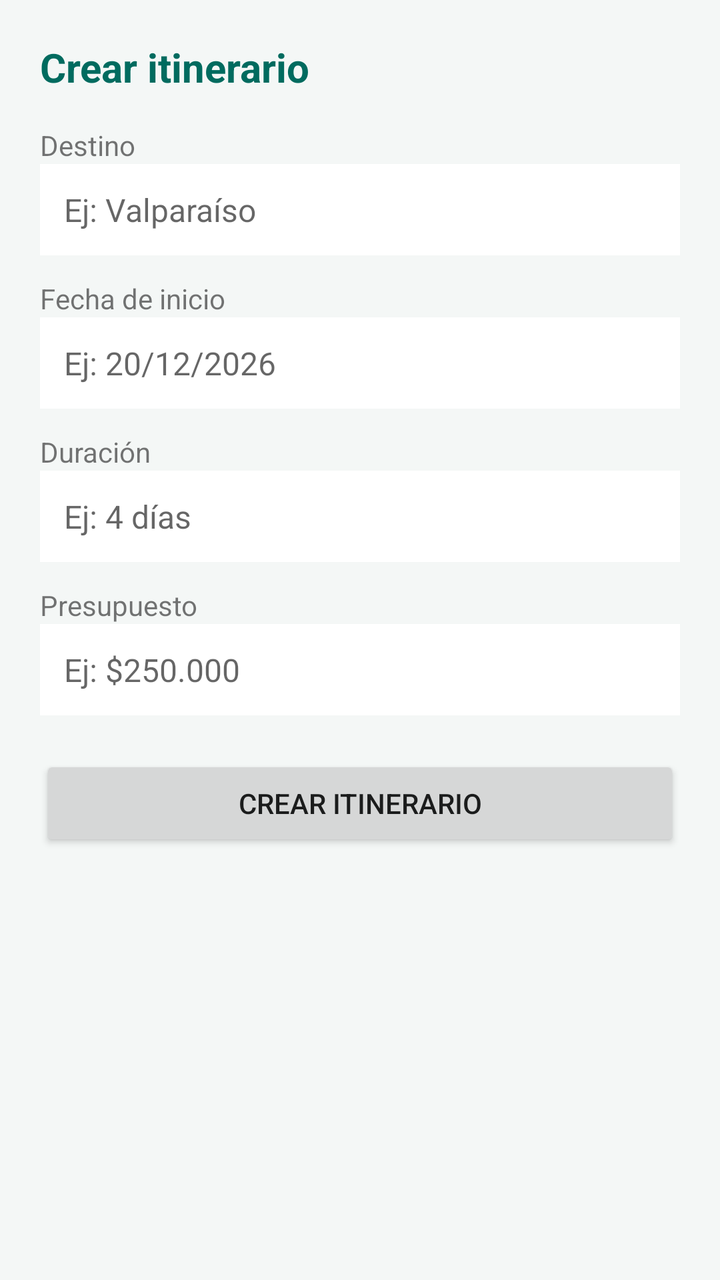
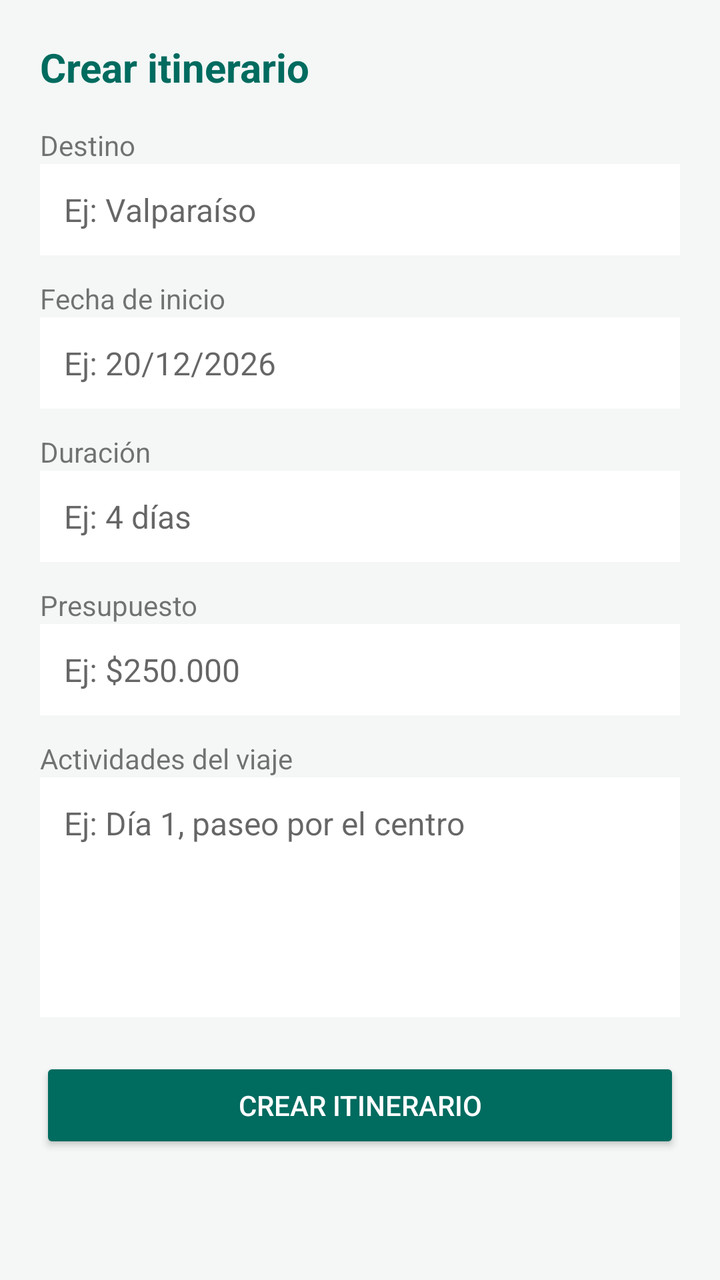

An Android layout rendered at two revisions. The XML below is the earlier revision; the diff shows what the commit changed to produce the second picture.
<!-- AndroidManifest.xml: application theme Theme.ItinerarioViaje -->
<!-- res/layout/activity_agregar.xml -->
<?xml version="1.0" encoding="utf-8"?>
<ScrollView xmlns:android="http://schemas.android.com/apk/res/android"
    android:layout_width="match_parent" android:layout_height="match_parent" android:background="@color/fondo">
    <LinearLayout android:layout_width="match_parent" android:layout_height="wrap_content" android:orientation="vertical" android:padding="20dp">
        <TextView style="@style/EstiloTituloViaje" android:layout_width="wrap_content" android:layout_height="wrap_content" android:text="@string/crear_itinerario" />
        <TextView android:layout_width="match_parent" android:layout_height="wrap_content" android:layout_marginTop="16dp" android:text="@string/destino" />
        <EditText android:id="@+id/edtDestino" style="@style/EstiloCampoViaje" android:layout_width="match_parent" android:layout_height="wrap_content" android:hint="@string/destino_hint" />
        <TextView android:layout_width="match_parent" android:layout_height="wrap_content" android:layout_marginTop="12dp" android:text="@string/fecha_inicio" />
        <EditText android:id="@+id/edtFechaInicio" style="@style/EstiloCampoViaje" android:layout_width="match_parent" android:layout_height="wrap_content" android:hint="@string/fecha_inicio_hint" />
        <TextView android:layout_width="match_parent" android:layout_height="wrap_content" android:layout_marginTop="12dp" android:text="@string/duracion" />
        <EditText android:id="@+id/edtDuracion" style="@style/EstiloCampoViaje" android:layout_width="match_parent" android:layout_height="wrap_content" android:hint="@string/duracion_hint" />
        <TextView android:layout_width="match_parent" android:layout_height="wrap_content" android:layout_marginTop="12dp" android:text="@string/presupuesto" />
        <EditText android:id="@+id/edtPresupuesto" style="@style/EstiloCampoViaje" android:layout_width="match_parent" android:layout_height="wrap_content" android:hint="@string/presupuesto_hint" android:inputType="number" />
        <Button android:id="@+id/btnGuardarViaje" android:layout_width="match_parent" android:layout_height="wrap_content" android:layout_marginTop="20dp" android:text="@string/crear_itinerario" />
    </LinearLayout>
</ScrollView>
<!-- resources referenced by this layout -->
<resources>
  <color name="fondo">#F4F7F6</color>
  <string name="crear_itinerario">Crear itinerario</string>
  <string name="destino">Destino</string>
  <string name="destino_hint">Ej: Valparaíso</string>
  <string name="duracion">Duración</string>
  <string name="duracion_hint">Ej: 4 días</string>
  <string name="fecha_inicio">Fecha de inicio</string>
  <string name="fecha_inicio_hint">Ej: 20/12/2026</string>
  <string name="presupuesto">Presupuesto</string>
  <string name="presupuesto_hint">Ej: $250.000</string>
  <style name="EstiloCampoViaje">
          <item name="android:textSize">16sp</item>
          <item name="android:textColor">@color/texto_principal</item>
          <item name="android:padding">12dp</item>
          <item name="android:background">@color/fondo_tarjeta</item>
      </style>
  <style name="EstiloTituloViaje">
          <item name="android:textSize">20sp</item>
          <item name="android:textStyle">bold</item>
          <item name="android:textColor">@color/primario</item>
      </style>
  <style name="Theme.ItinerarioViaje" parent="android:style/Theme.Material.Light.NoActionBar">
          <item name="android:colorPrimary">@color/primario</item>
          <item name="android:colorPrimaryDark">@color/primario_variante</item>
          <item name="android:colorAccent">@color/primario</item>
          <item name="android:windowBackground">@color/fondo</item>
          <item name="android:textColorPrimary">@color/texto_principal</item>
      </style>
  <color name="texto_principal">#1B1C1C</color>
  <color name="fondo_tarjeta">#FFFFFF</color>
  <color name="primario">#006B5F</color>
  <color name="primario_variante">#004D43</color>
</resources>

<!-- the commit's change to res/layout/activity_agregar.xml (unified diff, before → after) -->
@@ -1,16 +1,18 @@
 <?xml version="1.0" encoding="utf-8"?>
 <ScrollView xmlns:android="http://schemas.android.com/apk/res/android"
-    android:layout_width="match_parent" android:layout_height="match_parent" android:background="@color/fondo">
+    android:layout_width="match_parent" android:layout_height="match_parent" android:fitsSystemWindows="true">
     <LinearLayout android:layout_width="match_parent" android:layout_height="wrap_content" android:orientation="vertical" android:padding="20dp">
         <TextView style="@style/EstiloTituloViaje" android:layout_width="wrap_content" android:layout_height="wrap_content" android:text="@string/crear_itinerario" />
         <TextView android:layout_width="match_parent" android:layout_height="wrap_content" android:layout_marginTop="16dp" android:text="@string/destino" />
-        <EditText android:id="@+id/edtDestino" style="@style/EstiloCampoViaje" android:layout_width="match_parent" android:layout_height="wrap_content" android:hint="@string/destino_hint" />
+        <EditText android:id="@+id/edtDestino" style="@style/EstiloCampoViaje" android:layout_width="match_parent" android:layout_height="wrap_content" android:hint="@string/destino_hint" android:inputType="textCapWords" />
         <TextView android:layout_width="match_parent" android:layout_height="wrap_content" android:layout_marginTop="12dp" android:text="@string/fecha_inicio" />
-        <EditText android:id="@+id/edtFechaInicio" style="@style/EstiloCampoViaje" android:layout_width="match_parent" android:layout_height="wrap_content" android:hint="@string/fecha_inicio_hint" />
+        <EditText android:id="@+id/edtFechaInicio" style="@style/EstiloCampoViaje" android:layout_width="match_parent" android:layout_height="wrap_content" android:hint="@string/fecha_inicio_hint" android:inputType="date" />
         <TextView android:layout_width="match_parent" android:layout_height="wrap_content" android:layout_marginTop="12dp" android:text="@string/duracion" />
-        <EditText android:id="@+id/edtDuracion" style="@style/EstiloCampoViaje" android:layout_width="match_parent" android:layout_height="wrap_content" android:hint="@string/duracion_hint" />
+        <EditText android:id="@+id/edtDuracion" style="@style/EstiloCampoViaje" android:layout_width="match_parent" android:layout_height="wrap_content" android:hint="@string/duracion_hint" android:inputType="text" />
         <TextView android:layout_width="match_parent" android:layout_height="wrap_content" android:layout_marginTop="12dp" android:text="@string/presupuesto" />
         <EditText android:id="@+id/edtPresupuesto" style="@style/EstiloCampoViaje" android:layout_width="match_parent" android:layout_height="wrap_content" android:hint="@string/presupuesto_hint" android:inputType="number" />
-        <Button android:id="@+id/btnGuardarViaje" android:layout_width="match_parent" android:layout_height="wrap_content" android:layout_marginTop="20dp" android:text="@string/crear_itinerario" />
+        <TextView android:layout_width="match_parent" android:layout_height="wrap_content" android:layout_marginTop="12dp" android:text="@string/actividades" />
+        <EditText android:id="@+id/edtActividades" style="@style/EstiloCampoViaje" android:layout_width="match_parent" android:layout_height="120dp" android:gravity="top" android:hint="@string/actividades_hint" android:inputType="textMultiLine" />
+        <Button android:id="@+id/btnGuardarViaje" style="@style/EstiloBotonViaje" android:layout_width="match_parent" android:layout_height="wrap_content" android:layout_marginTop="20dp" android:text="@string/crear_itinerario" />
     </LinearLayout>
 </ScrollView>
<!-- resource entries referenced after the edit -->
@@ -1,5 +1,7 @@
 <!-- resources referenced by this layout -->
 <resources>
+  <string name="actividades">Actividades del viaje</string>
+  <string name="actividades_hint">Ej: Día 1, paseo por el centro</string>
   <color name="fondo">#F4F7F6</color>
   <string name="crear_itinerario">Crear itinerario</string>
   <string name="destino">Destino</string>
@@ -10,6 +12,10 @@
   <string name="fecha_inicio_hint">Ej: 20/12/2026</string>
   <string name="presupuesto">Presupuesto</string>
   <string name="presupuesto_hint">Ej: $250.000</string>
+  <style name="EstiloBotonViaje" parent="android:style/Widget.Material.Button">
+          <item name="android:backgroundTint">@color/primario</item>
+          <item name="android:textColor">@color/texto_boton</item>
+      </style>
   <style name="EstiloCampoViaje">
           <item name="android:textSize">16sp</item>
           <item name="android:textColor">@color/texto_principal</item>
@@ -27,10 +33,14 @@
           <item name="android:colorAccent">@color/primario</item>
           <item name="android:windowBackground">@color/fondo</item>
           <item name="android:textColorPrimary">@color/texto_principal</item>
+          <item name="android:statusBarColor">@color/fondo</item>
+          <item name="android:windowLightStatusBar">true</item>
+          <item name="android:navigationBarColor">@color/fondo</item>
       </style>
   <color name="texto_principal">#1B1C1C</color>
   <color name="fondo_tarjeta">#FFFFFF</color>
   <color name="primario">#006B5F</color>
+  <color name="texto_boton">#FFFFFF</color>
   <color name="primario_variante">#004D43</color>
 </resources>
 
